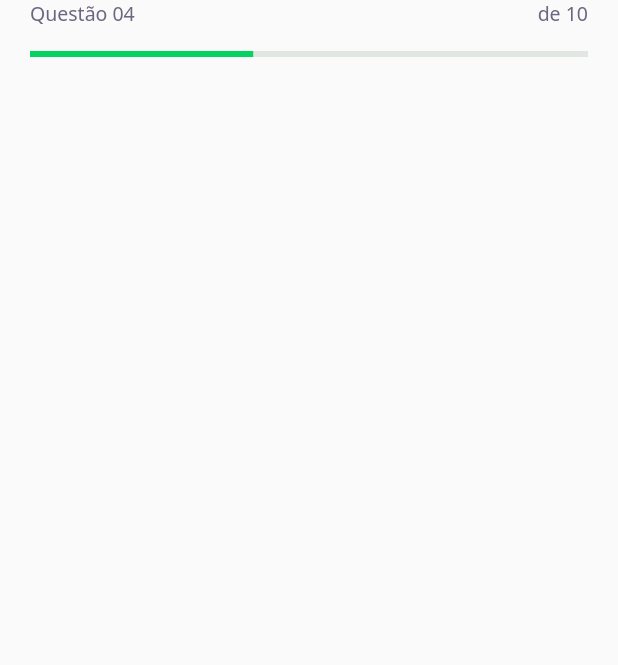
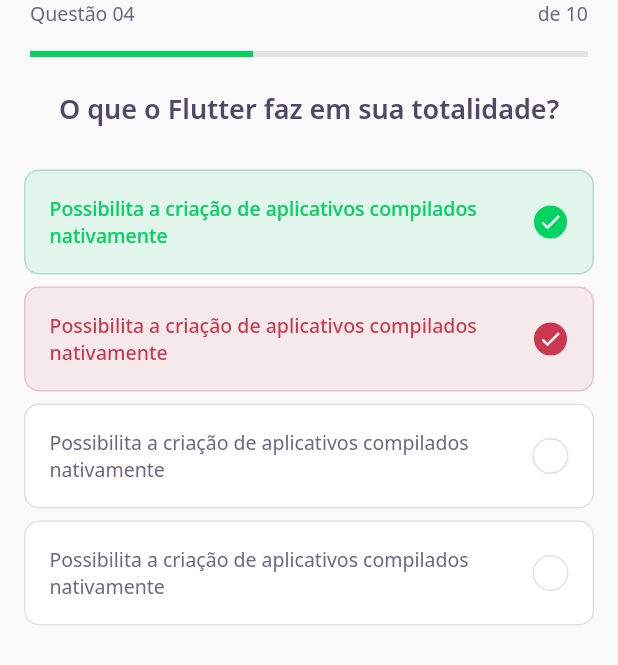
Before and after one commit to sidinei-silva/dev_quiz, a Flutter app: the screen it shows after launch, on a phone screen of 412 x 824 dp. Shown: the top 665 px of the screen. Run offline on Flutter 3.47's test engine with Material 2 defaults, Android fonts, the phone set to English and light mode, and no system bars; our stand-ins replace google_fonts.

Commit message:
Criando componente de respostas

```diff
--- a/lib/challenge/challenge_page.dart
+++ b/lib/challenge/challenge_page.dart
@@ -1,4 +1,5 @@
 import 'package:DevQuiz/challenge/widgets/question_indicator/question_indicator_widget.dart';
+import 'package:DevQuiz/challenge/widgets/quiz/quiz_widget.dart';
 import 'package:flutter/material.dart';
 
 class ChallengePage extends StatefulWidget {
@@ -16,6 +17,7 @@ class _ChallengePageState extends State<ChallengePage> {
           child: QuestionIndicatorWidget(),
         ),
       ),
+      body: QuizWidget(title: "O que o Flutter faz em sua totalidade?"),
     );
   }
 }
--- /dev/null
+++ b/lib/challenge/widgets/awnser/awnser_widget.dart
@@ -0,0 +1,94 @@
+import 'package:flutter/material.dart';
+
+import '../../../core/core.dart';
+import '../../../core/core.dart';
+import '../../../core/core.dart';
+import '../../../core/core.dart';
+import '../../../core/core.dart';
+import '../../../core/core.dart';
+import '../../../core/core.dart';
+import '../../../core/core.dart';
+
+class AwnserWidget extends StatelessWidget {
+  final String title;
+  final bool isRight;
+  final bool isSelected;
+
+  const AwnserWidget({
+    Key? key,
+    required this.title,
+    this.isRight = false,
+    this.isSelected = false,
+  }) : super(key: key);
+
+  Color get _selectedColorRight =>
+      isRight ? AppColors.darkGreen : AppColors.darkRed;
+
+  Color get _selectedBorderRight =>
+      isRight ? AppColors.lightGreen : AppColors.lightRed;
+
+  Color get _selectedColorCardRight =>
+      isRight ? AppColors.lightGreen : AppColors.lightRed;
+
+  Color get _selectedBorderCardRight =>
+      isRight ? AppColors.green : AppColors.red;
+
+  TextStyle get _selectedTextStyleRight =>
+      isRight ? AppTextStyles.bodyDarkGreen : AppTextStyles.bodyDarkRed;
+
+  IconData get _selectedIconRight => isRight ? Icons.check : Icons.close;
+
+  @override
+  Widget build(BuildContext context) {
+    return Padding(
+      padding: const EdgeInsets.symmetric(horizontal: 16, vertical: 4),
+      child: Container(
+        padding: EdgeInsets.all(16),
+        decoration: BoxDecoration(
+          color: isSelected ? _selectedColorCardRight : AppColors.white,
+          borderRadius: BorderRadius.circular(10),
+          border: Border.fromBorderSide(
+            BorderSide(
+              color: isSelected ? _selectedBorderCardRight : AppColors.border,
+            ),
+          ),
+        ),
+        child: Row(
+          mainAxisAlignment: MainAxisAlignment.spaceBetween,
+          children: [
+            Expanded(
+              child: Text(
+                title,
+                style:
+                    isSelected ? _selectedTextStyleRight : AppTextStyles.body,
+              ),
+            ),
+            SizedBox(
+              width: 10,
+            ),
+            Container(
+              height: 24,
+              width: 24,
+              decoration: BoxDecoration(
+                color: isSelected ? _selectedColorRight : AppColors.white,
+                borderRadius: BorderRadius.circular(500),
+                border: Border.fromBorderSide(
+                  BorderSide(
+                    color: isSelected ? _selectedBorderRight : AppColors.border,
+                  ),
+                ),
+              ),
+              child: isSelected
+                  ? Icon(
+                      Icons.check,
+                      size: 16,
+                      color: AppColors.white,
+                    )
+                  : null,
+            )
+          ],
+        ),
+      ),
+    );
+  }
+}
--- /dev/null
+++ b/lib/challenge/widgets/quiz/quiz_widget.dart
@@ -0,0 +1,40 @@
+import 'package:DevQuiz/challenge/widgets/awnser/awnser_widget.dart';
+import 'package:flutter/material.dart';
+
+import '../../../core/core.dart';
+
+class QuizWidget extends StatelessWidget {
+  final String title;
+
+  const QuizWidget({Key? key, required this.title}) : super(key: key);
+
+  @override
+  Widget build(BuildContext context) {
+    return Column(
+      children: [
+        Text(
+          title,
+          style: AppTextStyles.heading,
+        ),
+        SizedBox(
+          height: 24,
+        ),
+        AwnserWidget(
+          isRight: true,
+          isSelected: true,
+          title: "Possibilita a criação de aplicativos compilados nativamente",
+        ),
+        AwnserWidget(
+          isSelected: true,
+          title: "Possibilita a criação de aplicativos compilados nativamente",
+        ),
+        AwnserWidget(
+          title: "Possibilita a criação de aplicativos compilados nativamente",
+        ),
+        AwnserWidget(
+          title: "Possibilita a criação de aplicativos compilados nativamente",
+        ),
+      ],
+    );
+  }
+}
```
